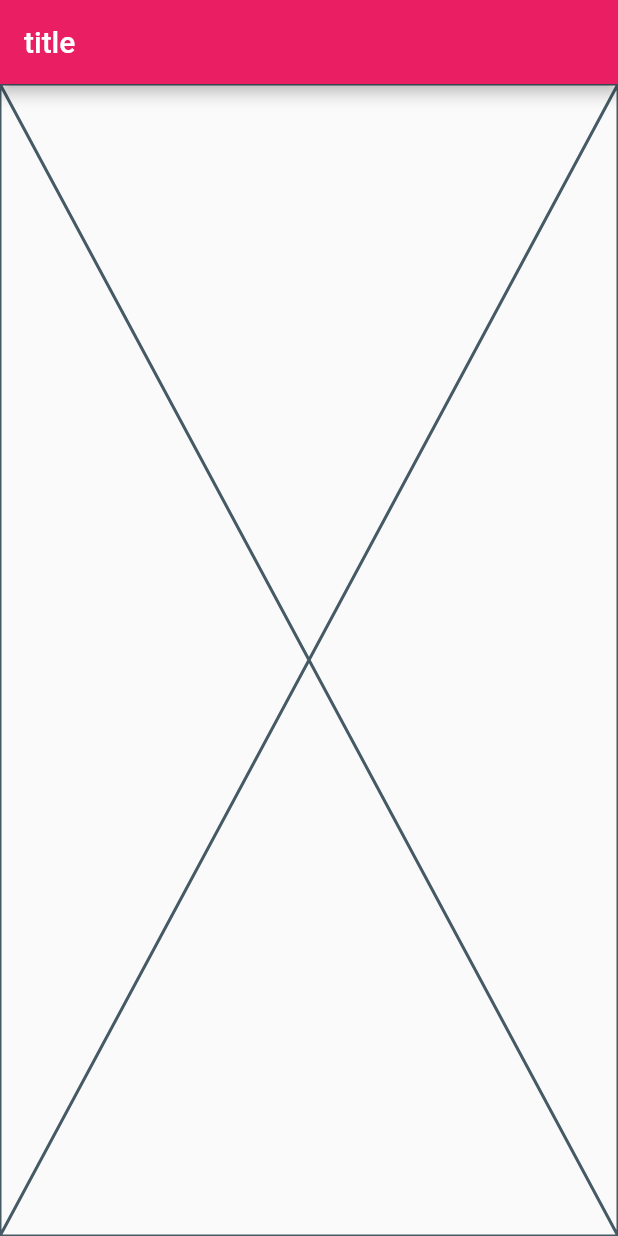
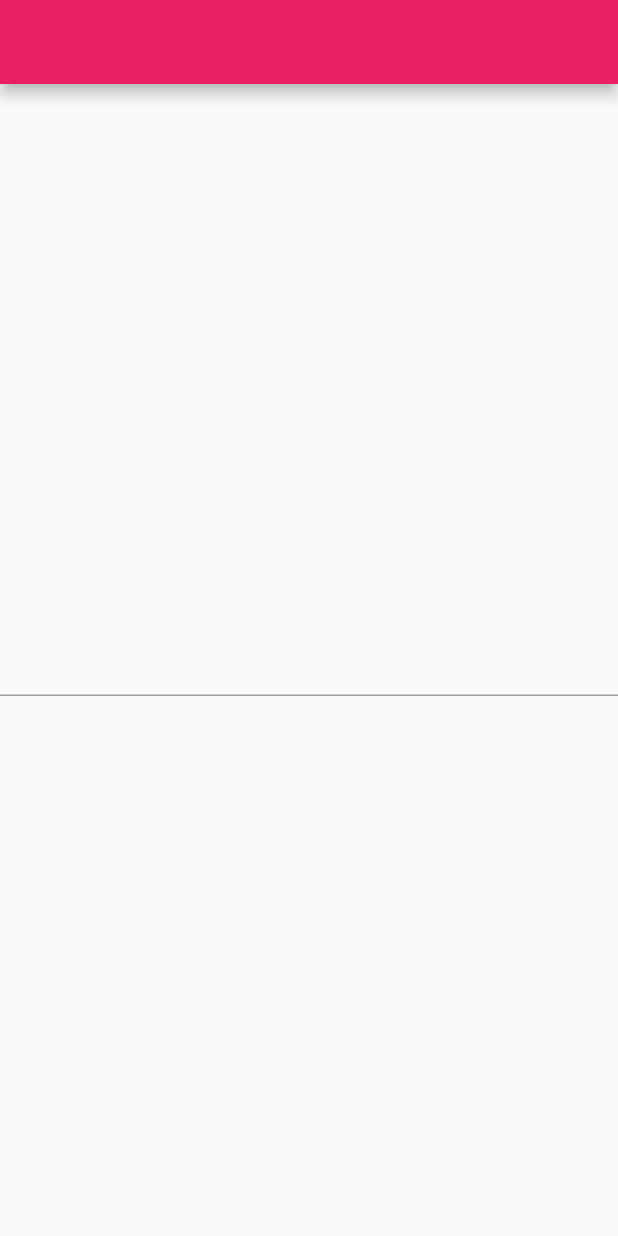
Before and after one commit to kwakdeung/dev_flutter, a Flutter app: the screen it shows after launch, on a phone screen of 412 x 824 dp. Run offline on Flutter 3.47's test engine with Material 2 defaults, Android fonts, the light colour scheme and no system bars.

Commit message:
ch02_02_material_android_style_widget_explanation

```diff
--- a/drawing_app_widget/counting_sample/lib/main.dart
+++ b/drawing_app_widget/counting_sample/lib/main.dart
@@ -1,5 +1,5 @@
-// ch02_01_remainder_existing_widget_explanation
-// 나머지 기존 위젯 설명
+// ch02_02_material_android_style_widget_explanation
+// 머터리얼 안드로이드 스타일 위젯 설명
 
 import 'package:flutter/material.dart';
 
@@ -21,80 +21,68 @@ class MyApp extends StatelessWidget {
   }
 }
 
-class _ImageHomePage extends StatelessWidget {
+class _ImageHomePage extends StatefulWidget {
   const _ImageHomePage({
     Key? key,
   }) : super(key: key);
 
   @override
+  State<_ImageHomePage> createState() => _ImageHomePageState();
+}
+
+class _ImageHomePageState extends State<_ImageHomePage> {
+  final TextEditingController _text = TextEditingController();
+
+  @override
   Widget build(BuildContext context) {
     return Scaffold(
       appBar: AppBar(
-        title: const Text('title'),
+        title: Text('${_text.text}'),
       ),
-      body: const Center(
-        child: Placeholder(),
+      body: Center(
+        child: TextField(
+          controller: _text,
+        ),
       ),
     );
   }
-  // AppBar
-  // appBar: AppBar(
-  //   title: const Text('AppBar Demo'),
-  //   actions: <Widget>[
-  //     IconButton(
-  //       icon: const Icon(Icons.add_alert),
-  //       tooltip: 'Show Snackbar',
-  //       onPressed: () {
-  //         ScaffoldMessenger.of(context).showSnackBar(
-  //             const SnackBar(content: Text('This is a snackbar')));
-  //       },
+  // 머터리얼 안드로이드 스타일 위젯 설명
+  // 1. bottomNavigationBar
+  // int _index = 2;
+  //
+  // bottomNavigationBar: BottomNavigationBar(
+  //       currentIndex: _index,
+  //       onTap: (value) => setState(() {
+  //         _index = value;
+  //       }),
+  //       items: const <BottomNavigationBarItem>[
+  //         BottomNavigationBarItem(icon: Icon(Icons.star), label: 'star'),
+  //         BottomNavigationBarItem(
+  //             icon: Icon(Icons.access_alarm), label: 'access_alarm'),
+  //         BottomNavigationBarItem(
+  //             icon: Icon(Icons.settings), label: 'settings'),
+  //       ],
   //     ),
-  //     IconButton(
-  //       icon: const Icon(Icons.navigate_next),
-  //       tooltip: 'Go to the next page',
-  //       onPressed: () {
-  //         Navigator.push(context, MaterialPageRoute<void>(
-  //           builder: (BuildContext context) {
-  //             return Scaffold(
-  //               appBar: AppBar(
-  //                 title: const Text('Next page'),
-  //               ),
-  //               body: const Center(
-  //                 child: Text(
-  //                   'This is the next page',
-  //                   style: TextStyle(fontSize: 24),
-  //                 ),
-  //               ),
-  //             );
-  //           },
-  //         ));
-  //       },
-  //     ),
-  //   ],
-  // ),
   //
-  // FlutterLogo
-  // FlutterLogo(
-  //   size: 300,
-  // ),
-  // Icon
-  // Icon(
-  //         Icons.star,
-  //         size: 200,
+  // 2. Slider
+  // double _slider = 0.3;
+  //
+  // Slider(
+  //         value: _slider,
+  //         onChanged: ((value) => setState(() {
+  //               _slider = value;
+  //             })),
   //       ),
   //
-  // Image
-  // Image(
-  //  image: AssetImage(),
-  // )
-  // Image(
-  //  image: NetworkImage(),
-  // )
-  //
-  // Placeholder
-  // 다른 위젯이 언젠가 추가될 위치를 나타내는 상자를 그리는 위젯
-  // 개발 중에 인터페이스가 아직 완료되지 않았음을 나타내는 데 유용함.
-  // Placeholder(),
-  //
-  // Scaffold: 머터리얼 디자인 시각적 레이아웃 구조
+  // 3. TextField
+  // Scaffold(
+  //     appBar: AppBar(
+  //       title: Text('${_text.text}'),
+  //     ),
+  //     body: Center(
+  //       child: TextField(
+  //         controller: _text,
+  //       ),
+  //     ),
+  //   );
 }
```
